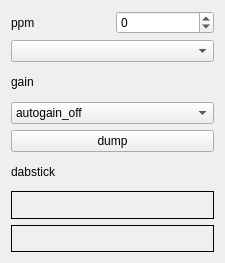
Above: devices/rtlsdr-handler/rtlsdr-widget.ui from JvanKatwijk/qt-dab before the change. Below: the same form after it.
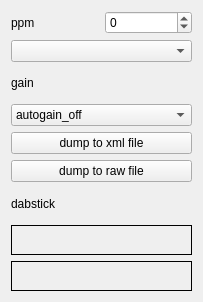
That is the form after the change.

What changed in the file:
```diff
--- a/devices/rtlsdr-handler/rtlsdr-widget.ui
+++ b/devices/rtlsdr-handler/rtlsdr-widget.ui
@@ -6,8 +6,8 @@
    <rect>
     <x>0</x>
     <y>0</y>
-    <width>225</width>
-    <height>263</height>
+    <width>203</width>
+    <height>302</height>
    </rect>
   </property>
   <property name="windowTitle">
@@ -85,7 +85,14 @@
       <string>&lt;html&gt;&lt;head/&gt;&lt;body&gt;&lt;p&gt;Dumps the raw input from the rtlsdr dongle into a self describing file (with header in xml format containing recorded time, container format, frequency, device name, Qt-DAB version)&lt;/p&gt;&lt;p&gt;&lt;br/&gt;&lt;/p&gt;&lt;p&gt;Opens a 'Save as ...' dialog. Press again to stop recording.&lt;/p&gt;&lt;p&gt;&lt;br/&gt;&lt;/p&gt;&lt;p&gt;Very experimental! The resulting file can be read-in by using the xml file handler (if configured)&lt;/p&gt;&lt;p&gt;&lt;br/&gt;&lt;/p&gt;&lt;p&gt;Warning: Produces large files!&lt;/p&gt;&lt;/body&gt;&lt;/html&gt;</string>
      </property>
      <property name="text">
-      <string>dump</string>
+      <string>dump to xml file</string>
+     </property>
+    </widget>
+   </item>
+   <item>
+    <widget class="QPushButton" name="iq_dumpButton">
+     <property name="text">
+      <string>dump to raw file</string>
      </property>
     </widget>
    </item>
```
Left out of the diff: 2 changed lines with no effect on the pictures.
